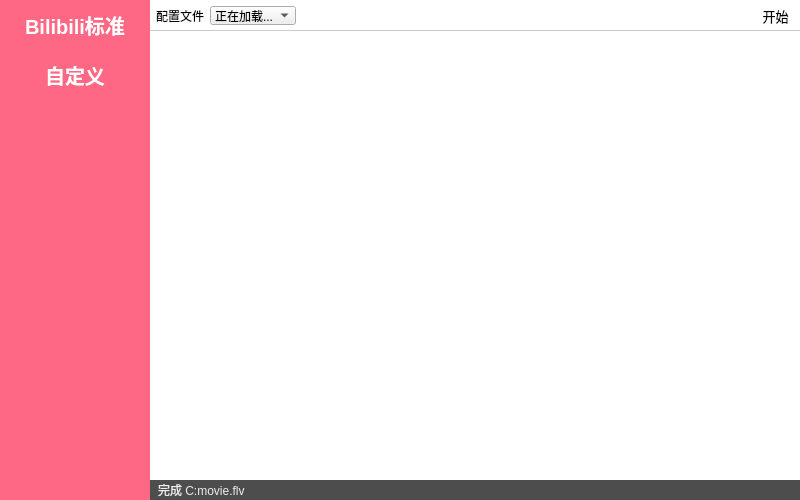
This is mainwindow.ui in yuliswe/compress-video-ui as Qt 5 draws it before an edit. The edited form follows.
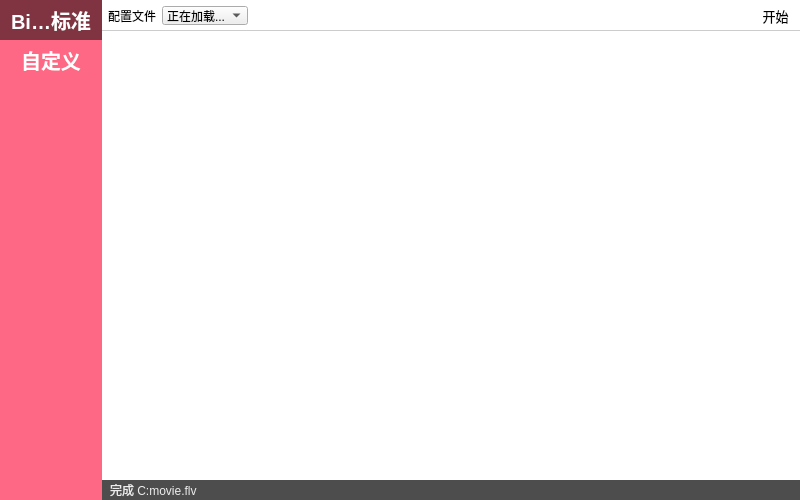
This is the edited form. Icons and pictures are not drawn.

Commit message: Added icon to bilibili

```diff
--- a/mainwindow.ui
+++ b/mainwindow.ui
@@ -105,9 +105,15 @@
         <verstretch>0</verstretch>
        </sizepolicy>
       </property>
+      <property name="minimumSize">
+       <size>
+        <width>90</width>
+        <height>0</height>
+       </size>
+      </property>
       <property name="maximumSize">
        <size>
-        <width>150</width>
+        <width>16777215</width>
         <height>16777215</height>
        </size>
       </property>
@@ -132,13 +138,13 @@
 #sidebar::item {
 	color: rgba(255, 255, 255, 1);
 	background-color: transparent;
-	height: 50px;
+	padding: 5px;
+	width: 100%;
 }
 
 #sidebar {
 	border: none;
 	background-color: rgb(255, 104, 132);
-	max-width:150;
 	text-align: center;
 }</string>
       </property>
@@ -148,8 +154,17 @@
       <property name="frameShadow">
        <enum>QFrame::Plain</enum>
       </property>
+      <property name="lineWidth">
+       <number>0</number>
+      </property>
+      <property name="verticalScrollBarPolicy">
+       <enum>Qt::ScrollBarAlwaysOff</enum>
+      </property>
+      <property name="horizontalScrollBarPolicy">
+       <enum>Qt::ScrollBarAlwaysOff</enum>
+      </property>
       <property name="sizeAdjustPolicy">
-       <enum>QAbstractScrollArea::AdjustIgnored</enum>
+       <enum>QAbstractScrollArea::AdjustToContents</enum>
       </property>
       <property name="autoScroll">
        <bool>false</bool>
@@ -172,6 +187,12 @@
       <property name="alternatingRowColors">
        <bool>false</bool>
       </property>
+      <property name="iconSize">
+       <size>
+        <width>50</width>
+        <height>50</height>
+       </size>
+      </property>
       <property name="textElideMode">
        <enum>Qt::ElideMiddle</enum>
       </property>
@@ -190,12 +211,27 @@
       <property name="layoutMode">
        <enum>QListView::Batched</enum>
       </property>
+      <property name="spacing">
+       <number>0</number>
+      </property>
+      <property name="viewMode">
+       <enum>QListView::IconMode</enum>
+      </property>
+      <property name="modelColumn">
+       <number>0</number>
+      </property>
+      <property name="uniformItemSizes">
+       <bool>false</bool>
+      </property>
       <property name="wordWrap">
        <bool>false</bool>
       </property>
       <property name="selectionRectVisible">
        <bool>false</bool>
       </property>
+      <property name="currentRow">
+       <number>0</number>
+      </property>
       <property name="sortingEnabled">
        <bool>false</bool>
       </property>
@@ -224,7 +260,7 @@
         </brush>
        </property>
        <property name="flags">
-        <set>ItemIsSelectable|ItemIsDragEnabled|ItemIsDropEnabled|ItemIsUserCheckable|ItemIsEnabled</set>
+        <set>ItemIsSelectable|ItemIsEnabled</set>
        </property>
       </item>
       <item>
```
Left out of the diff: 19 changed lines with no effect on the pictures. The commit also changes 6 other files.
